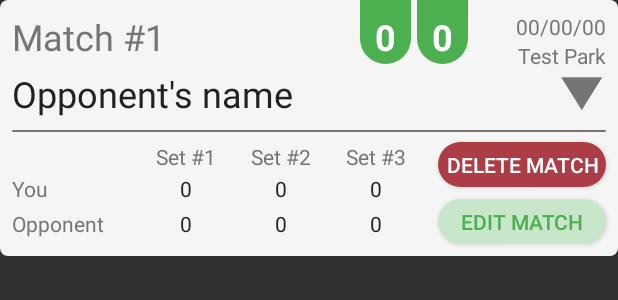
After one commit to mrpeartree1889/Tennis_Tracker_Pro, an Android app: the layout lo_match.xml on its own in the app's theme, with its tools: preview values and no code run, on a phone screen of 412 x 824 dp. The commit adds this screen. Shown: the top 300 px of the screen. Run offline under Robolectric (Android 15) with nearby library versions, the phone set to English and light mode, and no system bars.

```diff
--- a/app/src/main/java/com/example/tennistrackerpro/MainActivity.kt
+++ b/app/src/main/java/com/example/tennistrackerpro/MainActivity.kt
@@ -1,12 +1,30 @@
 package com.example.tennistrackerpro
 
+import android.content.Intent
 import androidx.appcompat.app.AppCompatActivity
 import android.os.Bundle
+import android.view.View
+import kotlinx.android.synthetic.main.activity_main.*
 
 class MainActivity : AppCompatActivity() {
 
     override fun onCreate(savedInstanceState: Bundle?) {
         super.onCreate(savedInstanceState)
         setContentView(R.layout.activity_main)
+
+        newMatchBtn.setOnClickListener() {
+            val intent = Intent(this, AddMatch::class.java)
+            startActivity(intent)
+        }
+
+        matchHistoryBtn.setOnClickListener() {
+            val intent = Intent(this, MatchHistory::class.java)
+            startActivity(intent)
+        }
+
+        statisticsBtn.setOnClickListener() {
+            val intent = Intent(this, Statistics::class.java)
+            startActivity(intent)
+        }
     }
 }
--- /dev/null
+++ b/app/src/main/res/drawable/grey_line.xml
@@ -0,0 +1,5 @@
+<?xml version="1.0" encoding="utf-8"?>
+<shape xmlns:android="http://schemas.android.com/apk/res/android" android:shape="rectangle">
+    <solid android:color="@color/colorTextGrey"/>
+    <corners android:radius="1dp"/>
+</shape>
--- /dev/null
+++ b/app/src/main/res/drawable/score_shape_history.xml
@@ -0,0 +1,14 @@
+<?xml version="1.0" encoding="utf-8"?>
+<shape xmlns:android="http://schemas.android.com/apk/res/android" android:shape="rectangle">
+    <corners
+        android:bottomLeftRadius="20dp"
+        android:bottomRightRadius="20dp"
+        />
+
+    <padding
+        android:top="8dp"
+        android:bottom="2dp"
+        android:left="10dp"
+        android:right="10dp"/>
+
+</shape>
--- a/app/src/main/res/layout/activity_main.xml
+++ b/app/src/main/res/layout/activity_main.xml
@@ -45,6 +45,7 @@
 
 
     <androidx.constraintlayout.widget.ConstraintLayout
+        android:id="@+id/newMatchBtn"
         android:layout_width="0dp"
         android:layout_height="wrap_content"
         android:layout_marginStart="50dp"
@@ -53,7 +54,7 @@
         android:background="@drawable/btn_yellow_landing"
         android:elevation="2dp"
         android:paddingVertical="4dp"
-        app:layout_constraintBottom_toTopOf="@+id/clMatchHistory"
+        app:layout_constraintBottom_toTopOf="@+id/matchHistoryBtn"
         app:layout_constraintEnd_toEndOf="parent"
         app:layout_constraintStart_toStartOf="parent">
 
@@ -62,10 +63,10 @@
             android:layout_width="wrap_content"
             android:layout_height="wrap_content"
             android:layout_marginStart="16dp"
+            android:contentDescription="@string/tennis_tracker_icon_descipt"
             app:layout_constraintStart_toStartOf="parent"
             app:layout_constraintTop_toTopOf="parent"
-            app:srcCompat="@drawable/ic_plus_black"
-            android:contentDescription="@string/tennis_tracker_icon_descipt" />
+            app:srcCompat="@drawable/ic_plus_black" />
 
         <TextView
             android:id="@+id/textView8"
@@ -80,7 +81,7 @@
     </androidx.constraintlayout.widget.ConstraintLayout>
 
     <androidx.constraintlayout.widget.ConstraintLayout
-        android:id="@+id/clMatchHistory"
+        android:id="@+id/matchHistoryBtn"
         android:layout_width="0dp"
         android:layout_height="wrap_content"
         android:layout_marginStart="50dp"
@@ -89,12 +90,12 @@
         android:background="@drawable/btn_yellow_landing"
         android:elevation="2dp"
         android:paddingVertical="4dp"
-        app:layout_constraintBottom_toTopOf="@+id/clStat"
+        app:layout_constraintBottom_toTopOf="@+id/statisticsBtn"
         app:layout_constraintEnd_toEndOf="parent"
         app:layout_constraintStart_toStartOf="parent">
 
         <ImageView
-            android:id="@+id/imageView10"
+            android:id="@+id/clipboardImg"
             android:layout_width="wrap_content"
             android:layout_height="wrap_content"
             android:layout_marginStart="16dp"
@@ -111,13 +112,12 @@
             android:text="@string/match_history"
             android:textColor="@color/colorTextBlack"
             android:textSize="24sp"
-            app:layout_constraintBottom_toBottomof="@+id/imageView10"
-            app:layout_constraintStart_toEndOf="@+id/imageView10"
+            app:layout_constraintStart_toEndOf="@+id/clipboardImg"
             app:layout_constraintTop_toTopOf="parent" />
     </androidx.constraintlayout.widget.ConstraintLayout>
 
     <androidx.constraintlayout.widget.ConstraintLayout
-        android:id="@+id/clStat"
+        android:id="@+id/statisticsBtn"
         android:layout_width="match_parent"
         android:layout_height="wrap_content"
         android:layout_marginStart="50dp"
--- /dev/null
+++ b/app/src/main/res/layout/lo_match.xml
@@ -0,0 +1,286 @@
+<?xml version="1.0" encoding="utf-8"?>
+<androidx.constraintlayout.widget.ConstraintLayout xmlns:android="http://schemas.android.com/apk/res/android"
+    xmlns:app="http://schemas.android.com/apk/res-auto"
+    xmlns:tools="http://schemas.android.com/tools"
+    android:id="@+id/linearLayout4"
+    android:layout_width="match_parent"
+    android:layout_height="wrap_content"
+    android:background="@drawable/off_white_bckg_small_radius"
+    android:orientation="vertical">
+
+    <androidx.constraintlayout.widget.ConstraintLayout
+        android:id="@+id/matchTopLayout"
+        android:layout_width="match_parent"
+        android:layout_height="wrap_content"
+        app:layout_constraintEnd_toEndOf="parent"
+        app:layout_constraintStart_toStartOf="parent"
+        app:layout_constraintTop_toTopOf="parent">
+
+        <TextView
+            android:id="@+id/textView22"
+            android:layout_width="wrap_content"
+            android:layout_height="wrap_content"
+            android:layout_marginStart="8dp"
+            android:layout_marginTop="8dp"
+            android:text="Match #"
+            android:textColor="@color/colorTextGrey"
+            android:textSize="24sp"
+            app:layout_constraintStart_toStartOf="parent"
+            app:layout_constraintTop_toTopOf="parent" />
+
+        <TextView
+            android:id="@+id/textView25"
+            android:layout_width="wrap_content"
+            android:layout_height="wrap_content"
+            android:text="1"
+            android:textColor="@color/colorTextGrey"
+            android:textSize="24sp"
+            app:layout_constraintBottom_toBottomOf="@+id/textView22"
+            app:layout_constraintStart_toEndOf="@+id/textView22" />
+
+        <TextView
+            android:id="@+id/textView26"
+            android:layout_width="wrap_content"
+            android:layout_height="wrap_content"
+            android:layout_marginStart="8dp"
+            android:layout_marginBottom="8dp"
+            android:text="Opponent's name"
+            android:textColor="@color/colorTextBlack"
+            android:textSize="24sp"
+            app:layout_constraintBottom_toBottomOf="parent"
+            app:layout_constraintStart_toStartOf="parent" />
+
+        <TextView
+            android:id="@+id/myScoreMatchLo"
+            android:layout_width="wrap_content"
+            android:layout_height="wrap_content"
+            android:layout_marginEnd="4dp"
+            android:background="@drawable/score_shape_history"
+            android:backgroundTint="@color/primaryColor"
+            android:text="@string/zero"
+            android:textColor="@android:color/white"
+            android:textSize="24sp"
+            android:textStyle="bold"
+            app:layout_constraintEnd_toStartOf="@+id/oppScoreMatchLo"
+            app:layout_constraintTop_toTopOf="parent" />
+
+        <TextView
+            android:id="@+id/oppScoreMatchLo"
+            android:layout_width="wrap_content"
+            android:layout_height="wrap_content"
+            android:layout_marginEnd="100dp"
+            android:background="@drawable/score_shape_history"
+            android:backgroundTint="@color/primaryColor"
+            android:text="@string/zero"
+            android:textColor="@android:color/white"
+            android:textSize="24sp"
+            android:textStyle="bold"
+            app:layout_constraintEnd_toEndOf="parent"
+            app:layout_constraintTop_toTopOf="parent" />
+
+        <TextView
+            android:id="@+id/textView31"
+            android:layout_width="wrap_content"
+            android:layout_height="wrap_content"
+            android:layout_marginTop="8dp"
+            android:layout_marginEnd="8dp"
+            android:text="00/00/00"
+            android:textColor="@color/colorTextGrey"
+            app:layout_constraintEnd_toEndOf="parent"
+            app:layout_constraintTop_toTopOf="parent" />
+
+        <TextView
+            android:id="@+id/textView33"
+            android:layout_width="wrap_content"
+            android:layout_height="wrap_content"
+            android:layout_marginEnd="8dp"
+            android:text="Test Park"
+            android:textColor="@color/colorTextGrey"
+            app:layout_constraintEnd_toEndOf="parent"
+            app:layout_constraintTop_toBottomOf="@+id/textView31" />
+
+        <ImageView
+            android:id="@+id/imageView14"
+            android:layout_width="wrap_content"
+            android:layout_height="wrap_content"
+            android:layout_marginBottom="8dp"
+            app:layout_constraintBottom_toBottomOf="parent"
+            app:layout_constraintEnd_toEndOf="@+id/textView33"
+            app:layout_constraintTop_toBottomOf="@+id/textView33"
+            app:srcCompat="@drawable/ic_triangle_down_grey" />
+    </androidx.constraintlayout.widget.ConstraintLayout>
+
+    <androidx.constraintlayout.widget.ConstraintLayout
+        android:id="@+id/matchBottomLayout"
+        android:layout_width="match_parent"
+        android:layout_height="wrap_content"
+        app:layout_constraintBottom_toBottomOf="parent"
+        app:layout_constraintEnd_toEndOf="parent"
+        app:layout_constraintStart_toStartOf="parent"
+        app:layout_constraintTop_toBottomOf="@+id/matchTopLayout">
+
+        <ImageView
+            android:id="@+id/imageView15"
+            android:layout_width="0dp"
+            android:layout_height="1dp"
+            android:layout_marginStart="8dp"
+            android:layout_marginEnd="8dp"
+            app:layout_constraintEnd_toEndOf="parent"
+            app:layout_constraintStart_toStartOf="parent"
+            app:layout_constraintTop_toTopOf="parent"
+            app:srcCompat="@drawable/grey_line" />
+
+        <TableLayout
+            android:id="@+id/tableLayout"
+            android:layout_width="0dp"
+            android:layout_height="0dp"
+            android:layout_marginStart="8dp"
+            android:layout_marginEnd="8dp"
+            android:gravity="center"
+            android:stretchColumns="*"
+            android:weightSum="8"
+            app:layout_constraintBottom_toBottomOf="@+id/button5"
+            app:layout_constraintEnd_toStartOf="@+id/button3"
+            app:layout_constraintStart_toStartOf="parent"
+            app:layout_constraintTop_toTopOf="@+id/button3">
+
+            <TableRow
+                android:layout_width="match_parent"
+                android:layout_height="0dp"
+                android:layout_weight="2">
+
+                <TextView
+                    android:id="@+id/textView34"
+                    android:layout_width="wrap_content"
+                    android:layout_height="wrap_content"
+                    android:textColor="@color/colorTextGrey" />
+
+                <TextView
+                    android:id="@+id/textView35"
+                    android:layout_width="wrap_content"
+                    android:layout_height="wrap_content"
+                    android:text="Set #1"
+                    android:textAlignment="center"
+                    android:textColor="@color/colorTextGrey" />
+
+                <TextView
+                    android:id="@+id/textView36"
+                    android:layout_width="wrap_content"
+                    android:layout_height="wrap_content"
+                    android:text="Set #2"
+                    android:textAlignment="center"
+                    android:textColor="@color/colorTextGrey" />
+
+                <TextView
+                    android:id="@+id/textView37"
+                    android:layout_width="wrap_content"
+                    android:layout_height="wrap_content"
+                    android:text="Set #3"
+                    android:textAlignment="center"
+                    android:textColor="@color/colorTextGrey" />
+            </TableRow>
+
+            <TableRow
+                android:layout_width="match_parent"
+                android:layout_height="2dp"
+                android:layout_weight="3">
+
+                <TextView
+                    android:id="@+id/textView38"
+                    android:layout_width="wrap_content"
+                    android:layout_height="wrap_content"
+                    android:text="@string/you"
+                    android:textColor="@color/colorTextGrey" />
+
+                <TextView
+                    android:id="@+id/textView40"
+                    android:layout_width="wrap_content"
+                    android:layout_height="wrap_content"
+                    android:text="@string/zero"
+                    android:textAlignment="center"
+                    android:textColor="@color/colorTextBlack" />
+
+                <TextView
+                    android:id="@+id/textView42"
+                    android:layout_width="wrap_content"
+                    android:layout_height="wrap_content"
+                    android:text="@string/zero"
+                    android:textAlignment="center"
+                    android:textColor="@color/colorTextBlack" />
+
+                <TextView
+                    android:id="@+id/textView41"
+                    android:layout_width="wrap_content"
+                    android:layout_height="wrap_content"
+                    android:text="@string/zero"
+                    android:textAlignment="center"
+                    android:textColor="@color/colorTextBlack" />
+            </TableRow>
+
+            <TableRow
+                android:layout_width="match_parent"
+                android:layout_height="0dp"
+                android:layout_weight="3">
+
+                <TextView
+                    android:id="@+id/textView39"
+                    android:layout_width="wrap_content"
+                    android:layout_height="wrap_content"
+                    android:text="@string/opponent"
+                    android:textColor="@color/colorTextGrey" />
+
+                <TextView
+                    android:id="@+id/textView43"
+                    android:layout_width="wrap_content"
+                    android:layout_height="wrap_content"
+                    android:text="@string/zero"
+                    android:textAlignment="center"
+                    android:textColor="@color/colorTextBlack" />
+
+                <TextView
+                    android:id="@+id/textView44"
+                    android:layout_width="wrap_content"
+                    android:layout_height="wrap_content"
+                    android:text="@string/zero"
+                    android:textAlignment="center"
+                    android:textColor="@color/colorTextBlack" />
+
+                <TextView
+                    android:id="@+id/textView45"
+                    android:layout_width="wrap_content"
+                    android:layout_height="wrap_content"
+                    android:text="@string/zero"
+                    android:textAlignment="center"
+                    android:textColor="@color/colorTextBlack" />
+            </TableRow>
+
+        </TableLayout>
+
+        <Button
+            android:id="@+id/button3"
+            android:layout_width="wrap_content"
+            android:layout_height="30dp"
+            android:layout_marginTop="8dp"
+            android:layout_marginEnd="8dp"
+            android:background="@drawable/btn_cancel"
+            android:paddingHorizontal="5dp"
+            android:text="Delete match"
+            app:layout_constraintEnd_toEndOf="parent"
+            app:layout_constraintTop_toTopOf="parent" />
+
+        <Button
+            android:id="@+id/button5"
+            android:layout_width="0dp"
+            android:layout_height="30dp"
+            android:layout_marginTop="8dp"
+            android:layout_marginBottom="8dp"
+            android:background="@drawable/btn_save"
+            android:backgroundTint="@color/primaryColorLight"
+            android:text="Edit match"
+            android:textColor="@color/primaryColor"
+            app:layout_constraintBottom_toBottomOf="parent"
+            app:layout_constraintEnd_toEndOf="@+id/button3"
+            app:layout_constraintStart_toStartOf="@+id/button3"
+            app:layout_constraintTop_toBottomOf="@+id/button3" />
+    </androidx.constraintlayout.widget.ConstraintLayout>
+</androidx.constraintlayout.widget.ConstraintLayout>
--- a/app/src/main/res/values/strings.xml
+++ b/app/src/main/res/values/strings.xml
@@ -21,7 +21,6 @@
     <string name="add_match">Add\nMatch</string>
     <string name="you">You</string>
     <string name="zero">0</string>
-    <string name="statistics">Statistics</string>
     <string name="matches_won">Matches won</string>
     <string name="matches_lost">Matches lost</string>
     <string name="total_matches_played">Total matches played</string>
```
